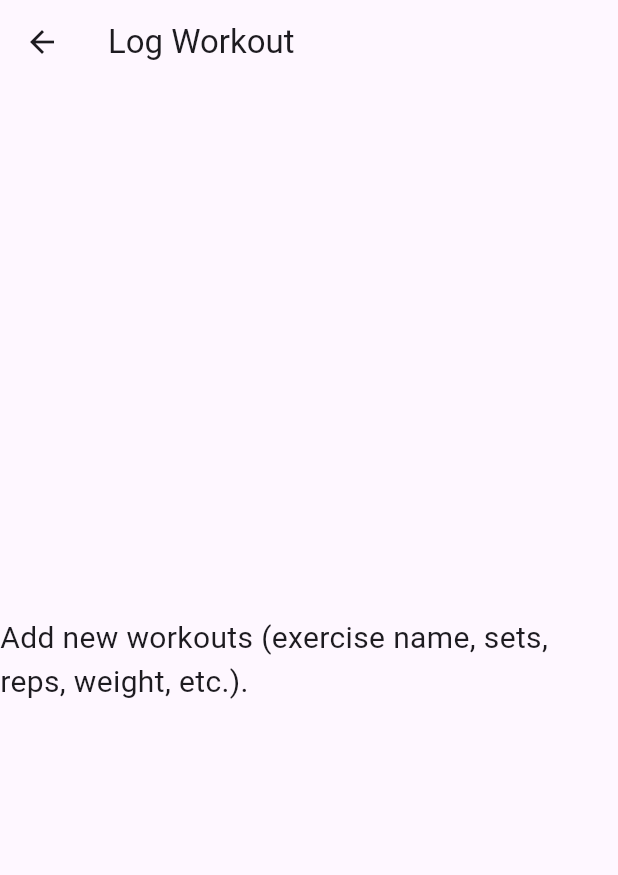
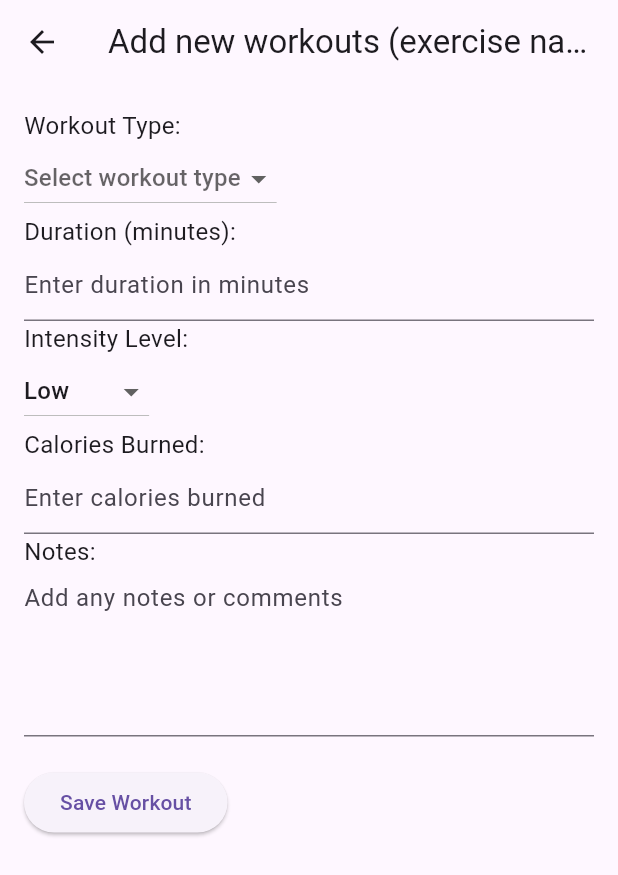
Before and after one commit to toluelesin-tj/Git, a Flutter app: the LogWorkoutPage screen opened directly, on a phone screen of 412 x 824 dp. Shown: the top 875 px of the screen. Run offline on Flutter 3.47's test engine with Material 3 defaults, Android fonts, the light colour scheme and no system bars.

Commit message:
Log_workout_page: Amended Workout Page to have basic functionality

```diff
--- a/workout_tracker/lib/log_workout_page.dart
+++ b/workout_tracker/lib/log_workout_page.dart
@@ -1,18 +1,163 @@
-import 'package:flutter/material.dart';
+import 'package:flutter/material.dart'; //uses Flutter's material design widgets
 
-class LogWorkoutPage extends StatelessWidget {
+// Add the main widget class for the Log Workout Page. Make it dynamic using StatefulWidget
+class LogWorkoutPage extends StatefulWidget {
+  @override
+  _LogWorkoutPageState createState() => _LogWorkoutPageState();
+}
+
+// This holds the state for the page aka what variables to add etc so that this holds the data entered by the user
+class _LogWorkoutPageState extends State<LogWorkoutPage> {
+  // Variables to store the input data
+  String _workoutType = '';
+  double _duration = 0;
+  String _intensity = 'Low';
+  int _caloriesBurned = 0;
+  String _notes = '';
+
+  // override the initial varriables to give them functionality here
   @override
   Widget build(BuildContext context) {
     return Scaffold(
       appBar: AppBar(
-        title: Text('Log Workout'),
+        title: Text('Add new workouts (exercise name, sets, reps, weight, etc.).'),
       ),
-      body: Center(
-        child: Text(
-          'Add new workouts (exercise name, sets, reps, weight, etc.).',
-          style: TextStyle(fontSize: 20),
+      body: Padding(
+        padding: const EdgeInsets.all(16.0),
+        child: Column(
+          crossAxisAlignment: CrossAxisAlignment.start,
+          children: [
+            _buildWorkoutTypeSelection(),
+            _buildDurationInput(),
+            _buildIntensitySelection(),
+            _buildCaloriesBurnedInput(),
+            _buildNotesInput(),
+            _buildSaveButton(),
+          ],
         ),
       ),
     );
   }
+
+  // Widget for selecting workout type
+  Widget _buildWorkoutTypeSelection() {
+    return Column(
+      crossAxisAlignment: CrossAxisAlignment.start,
+      children: [
+        Text('Workout Type:', style: TextStyle(fontSize: 16)),
+        DropdownButton<String>(
+          value: _workoutType.isEmpty ? null : _workoutType,
+          hint: Text('Select workout type'),
+          onChanged: (String? newValue) {
+            setState(() {
+              _workoutType = newValue!;
+            });
+          },
+          items: <String>['Cardio', 'Strength', 'CrossFit', 'Powerlifiting', 'Other']
+              .map<DropdownMenuItem<String>>((String value) {
+            return DropdownMenuItem<String>(
+              value: value,
+              child: Text(value),
+            );
+          }).toList(),
+        ),
+      ],
+    );
+  }
+
+  // Widget for inputting workout duration
+  Widget _buildDurationInput() {
+    return Column(
+      crossAxisAlignment: CrossAxisAlignment.start,
+      children: [
+        Text('Duration (minutes):', style: TextStyle(fontSize: 16)),
+        TextField(
+          keyboardType: TextInputType.number,
+          decoration: InputDecoration(hintText: 'Enter duration in minutes'),
+          onChanged: (value) {
+            setState(() {
+              _duration = double.tryParse(value) ?? 0;
+            });
+          },
+        ),
+      ],
+    );
+  }
+
+  // Widget for selecting intensity level
+  Widget _buildIntensitySelection() {
+    return Column(
+      crossAxisAlignment: CrossAxisAlignment.start,
+      children: [
+        Text('Intensity Level:', style: TextStyle(fontSize: 16)),
+        DropdownButton<String>(
+          value: _intensity,
+          onChanged: (String? newValue) {
+            setState(() {
+              _intensity = newValue!;
+            });
+          },
+          items: <String>['Low', 'Medium', 'High']
+              .map<DropdownMenuItem<String>>((String value) {
+            return DropdownMenuItem<String>(
+              value: value,
+              child: Text(value),
+            );
+          }).toList(),
+        ),
+      ],
+    );
+  }
+
+  // Widget for entering calories burned
+  Widget _buildCaloriesBurnedInput() {
+    return Column(
+      crossAxisAlignment: CrossAxisAlignment.start,
+      children: [
+        Text('Calories Burned:', style: TextStyle(fontSize: 16)),
+        TextField(
+          keyboardType: TextInputType.number,
+          decoration: InputDecoration(hintText: 'Enter calories burned'),
+          onChanged: (value) {
+            setState(() {
+              _caloriesBurned = int.tryParse(value) ?? 0;
+            });
+          },
+        ),
+      ],
+    );
+  }
+
+  // Widget for entering workout notes
+  Widget _buildNotesInput() {
+    return Column(
+      crossAxisAlignment: CrossAxisAlignment.start,
+      children: [
+        Text('Notes:', style: TextStyle(fontSize: 16)),
+        TextField(
+          maxLines: 4,
+          decoration: InputDecoration(hintText: 'Add any notes or comments'),
+          onChanged: (value) {
+            setState(() {
+              _notes = value;
+            });
+          },
+        ),
+      ],
+    );
+  }
+
+  // Save button to log the workout
+  Widget _buildSaveButton() {
+    return Padding(
+      padding: const EdgeInsets.symmetric(vertical: 20.0),
+      child: ElevatedButton(
+        onPressed: () {
+          // Call function to save workout data (you could save to a local database or backend here)
+          print('Workout Saved!');
+        },
+        child: Text('Save Workout'),
+      ),
+    );
+  }
 }
```
